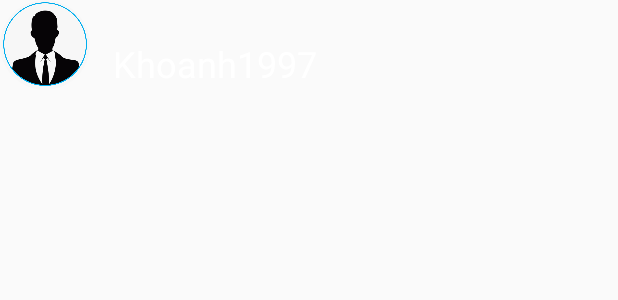
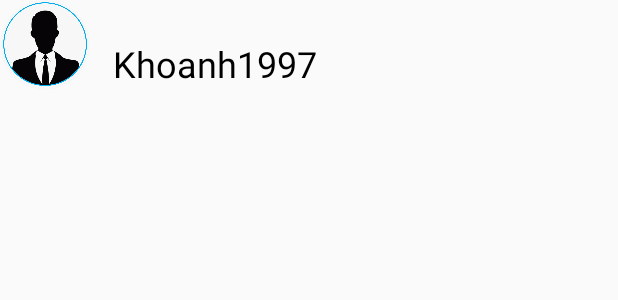
Before and after one commit to linhvv17/ChatFun, an Android app: the layout user_search_item_layout.xml on its own in the app's theme, with its tools: preview values and no code run, on a phone screen of 412 x 824 dp. Shown: the top 300 px of the screen. Run offline under Robolectric (Android 15) with nearby library versions, the phone set to English and light mode, and no system bars.

Commit message:
fix item  user

```diff
--- a/app/src/main/java/com/example/chatfun/adapter/UserAdapter.kt
+++ b/app/src/main/java/com/example/chatfun/adapter/UserAdapter.kt
@@ -22,10 +22,10 @@ class UserAdapter(
 
     class ViewHolder(itemView: View) : RecyclerView.ViewHolder(itemView) {
         var tvName: TextView = itemView.findViewById(R.id.tv_username_profile_search)
-        var lastMessage: TextView = itemView.findViewById(R.id.tv_last_message)
+//        var lastMessage: TextView = itemView.findViewById(R.id.tv_last_message)
         var imgProfile: CircleImageView = itemView.findViewById(R.id.img_view_profile_search)
-        var imgOnline: CircleImageView = itemView.findViewById(R.id.img_view_online)
-        var img_offline: CircleImageView = itemView.findViewById(R.id.img_view_offline)
+//        var imgOnline: CircleImageView = itemView.findViewById(R.id.img_view_online)
+//        var img_offline: CircleImageView = itemView.findViewById(R.id.img_view_offline)
     }
 
     override fun onCreateViewHolder(parent: ViewGroup, viewType: Int): ViewHolder {
--- a/app/src/main/res/layout/user_search_item_layout.xml
+++ b/app/src/main/res/layout/user_search_item_layout.xml
@@ -14,7 +14,7 @@
         android:layout_toRightOf="@+id/img_view_profile_search"
         android:textSize="24sp"
         android:text="Khoanh1997"
-        android:textColor="@color/colorHint"
+        android:textColor="#000000"
         android:layout_width="wrap_content"
         android:layout_height="wrap_content"
         android:layout_centerInParent="true"
```
Also changed, not shown: app/src/main/java/com/example/chatfun/fragment/FriendFragment.kt (+5 -5 lines).
